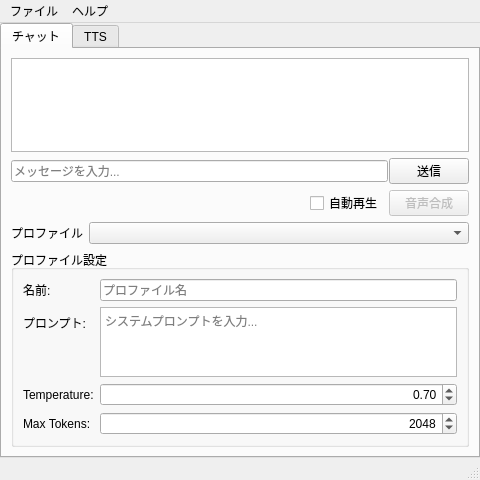
Old version of the form src/MainWindow.ui in the repository mitayuki3/flexichat.
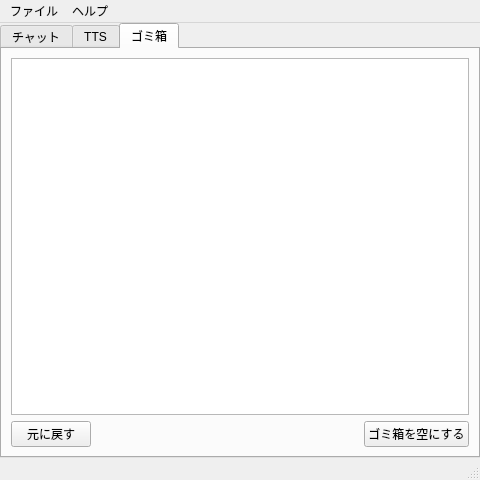
New version of the form. The open tabs and pages were chosen to show the change.

Commit message:
プロファイル追加/ゴミ箱機能をチャットタブに追加し SettingsDialog を削除 (#12)
- チャットタブに 追加(＋) / ゴミ箱へ / ゴミ箱を空にする ボタンを追加
- ゴミ箱タブを追加（一覧／元に戻す／ゴミ箱を空にする）
- SettingsDialog をプロジェクトから削除（CMake / main / MainWindow メニュー項目も含む）

The edit to the form file:
```diff
--- a/src/MainWindow.ui
+++ b/src/MainWindow.ui
@@ -124,16 +124,43 @@
          </layout>
         </item>
         <item>
-         <layout class="QFormLayout" name="profileLayout">
-          <item row="0" column="0">
+         <layout class="QHBoxLayout" name="profileLayout">
+          <item>
            <widget class="QLabel" name="profileLabel">
             <property name="text">
-             <string>プロファイル</string>
+             <string>プロファイル:</string>
             </property>
            </widget>
           </item>
-          <item row="0" column="1">
-           <widget class="QComboBox" name="profileCombo"/>
+          <item>
+           <widget class="QComboBox" name="profileCombo">
+            <property name="sizePolicy">
+             <sizepolicy hsizetype="Expanding" vsizetype="Fixed">
+              <horstretch>1</horstretch>
+              <verstretch>0</verstretch>
+             </sizepolicy>
+            </property>
+           </widget>
+          </item>
+          <item>
+           <widget class="QPushButton" name="addProfileButton">
+            <property name="toolTip">
+             <string>プロファイルを新規追加</string>
+            </property>
+            <property name="text">
+             <string>＋</string>
+            </property>
+           </widget>
+          </item>
+          <item>
+           <widget class="QPushButton" name="trashProfileButton">
+            <property name="toolTip">
+             <string>現在のプロファイルをゴミ箱に入れる</string>
+            </property>
+            <property name="text">
+             <string>ゴミ箱へ</string>
+            </property>
+           </widget>
           </item>
          </layout>
         </item>
@@ -371,6 +398,60 @@
         </item>
        </layout>
       </widget>
+      <widget class="QWidget" name="trashTab">
+       <attribute name="title">
+        <string>ゴミ箱</string>
+       </attribute>
+       <layout class="QVBoxLayout" name="trashLayout">
+        <item>
+         <widget class="QListWidget" name="trashListWidget">
+          <property name="editTriggers">
+           <set>QAbstractItemView::EditTrigger::NoEditTriggers</set>
+          </property>
+          <property name="selectionMode">
+           <enum>QAbstractItemView::SelectionMode::SingleSelection</enum>
+          </property>
+         </widget>
+        </item>
+        <item>
+         <layout class="QHBoxLayout" name="trashButtonLayout">
+          <item>
+           <widget class="QPushButton" name="restoreTrashButton">
+            <property name="toolTip">
+             <string>選択したプロファイルをゴミ箱から元に戻す</string>
+            </property>
+            <property name="text">
+             <string>元に戻す</string>
+            </property>
+           </widget>
+          </item>
+          <item>
+           <spacer name="trashButtonSpacer">
+            <property name="orientation">
+             <enum>Qt::Orientation::Horizontal</enum>
+            </property>
+            <property name="sizeHint" stdset="0">
+             <size>
+              <width>40</width>
+              <height>20</height>
+             </size>
+            </property>
+           </spacer>
+          </item>
+          <item>
+           <widget class="QPushButton" name="emptyTrashButton">
+            <property name="toolTip">
+             <string>ゴミ箱内のプロファイルを完全に削除</string>
+            </property>
+            <property name="text">
+             <string>ゴミ箱を空にする</string>
+            </property>
+           </widget>
+          </item>
+         </layout>
+        </item>
+       </layout>
+      </widget>
      </widget>
     </item>
    </layout>
```
Left out of the diff: 7 changed lines with no effect on the pictures. The commit also changes 11 other files.
